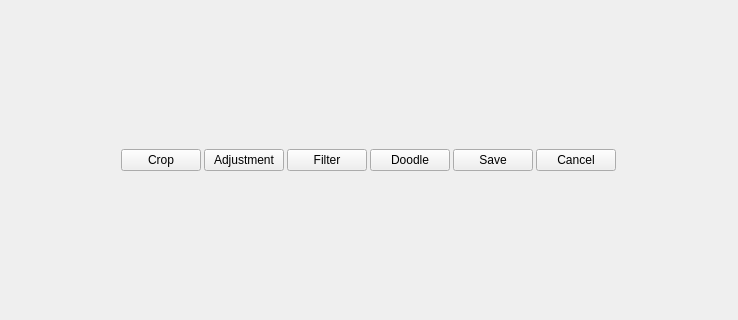
The window that ui_files/edit_toolbar.ui (abeshahsan/Photo-Wizard) describes before a commit, drawn with Qt 5; both pictures show x 133 to 871 and y 134 to 454 of the 1003 by 589 pixel window.
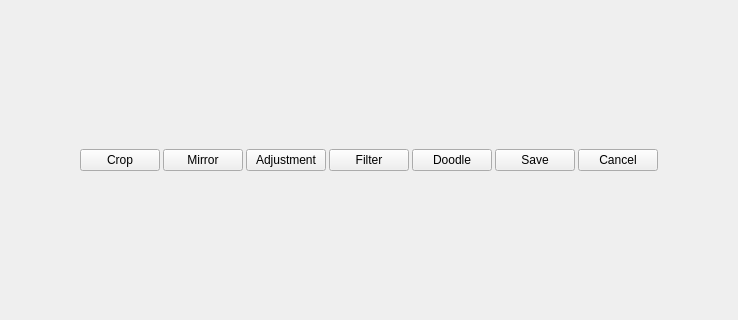
The same window after the commit.

```diff
--- a/ui_files/edit_toolbar.ui
+++ b/ui_files/edit_toolbar.ui
@@ -19,7 +19,7 @@
    </property>
    <item row="0" column="0">
     <widget class="QWidget" name="main_widget" native="true">
-     <layout class="QHBoxLayout" name="horizontalLayout" stretch="0,0,0,0,0,0,0,0">
+     <layout class="QHBoxLayout" name="horizontalLayout" stretch="0,0,0,0,0,0,0,0,0">
       <property name="spacing">
        <number>3</number>
       </property>
@@ -49,6 +49,13 @@
         </property>
        </widget>
       </item>
+      <item>
+       <widget class="QPushButton" name="mirror_button">
+        <property name="text">
+         <string>Mirror</string>
+        </property>
+       </widget>
+      </item>
       <item>
        <widget class="QPushButton" name="adjustment_button">
         <property name="sizePolicy">
```
